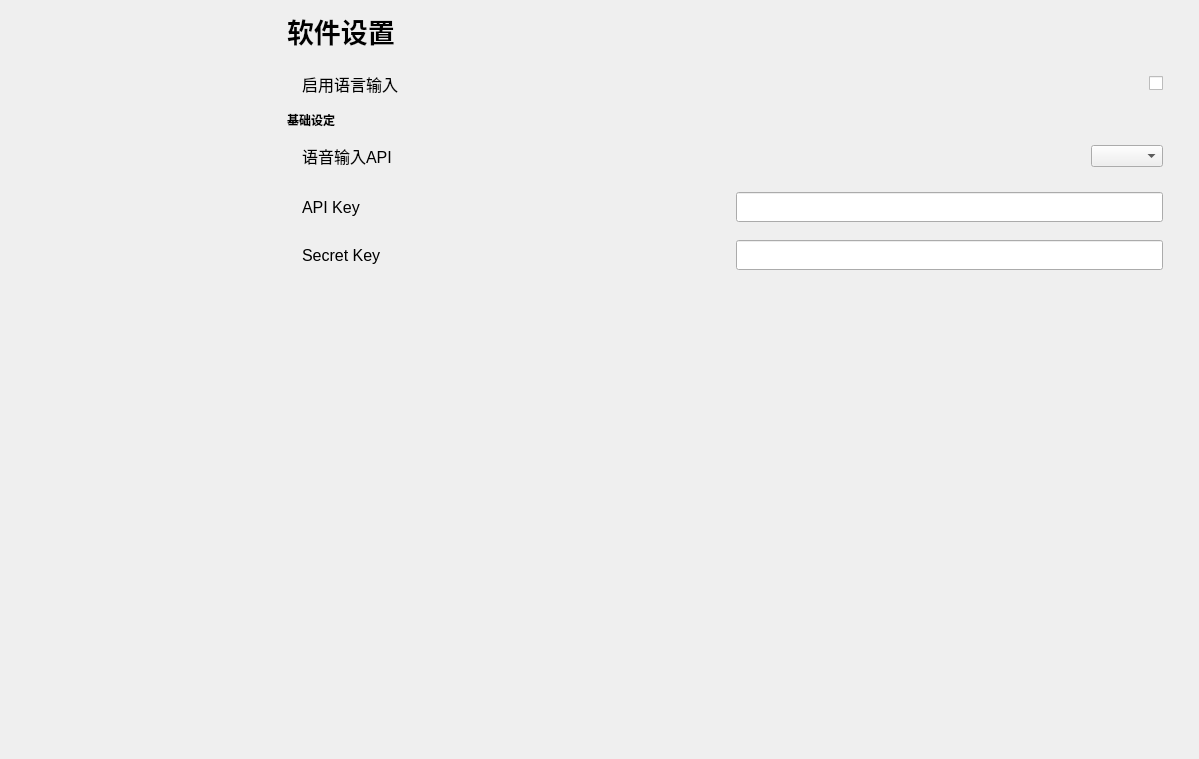
Zao-chen/ZcChat, file mainwindow.ui: the form before one commit.
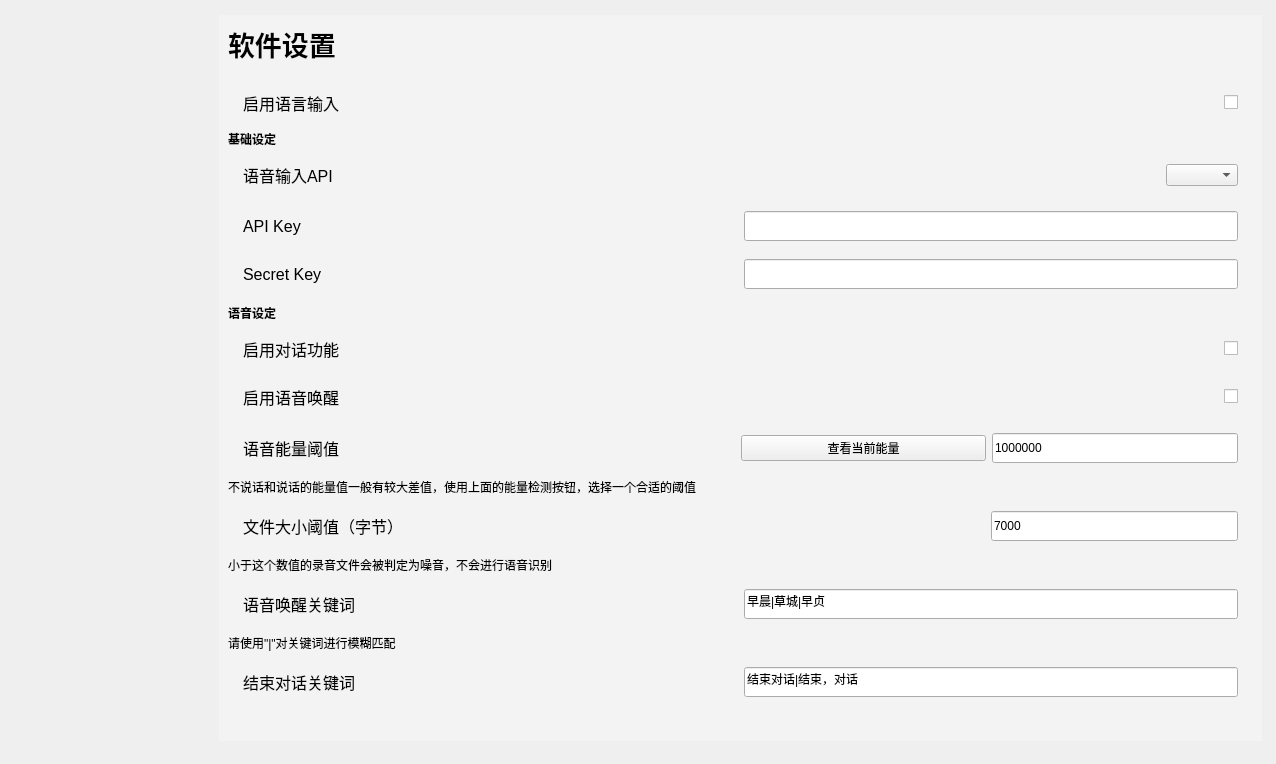
The form after the commit. The open tabs and pages were chosen to show the change. Custom widgets are drawn as their Qt base class.

Commit message: [feat] 设置界面添加滚动框

Diff of the .ui file:
```diff
--- a/mainwindow.ui
+++ b/mainwindow.ui
@@ -6,30 +6,45 @@
    <rect>
     <x>0</x>
     <y>0</y>
-    <width>1199</width>
-    <height>759</height>
+    <width>1276</width>
+    <height>764</height>
    </rect>
   </property>
   <property name="windowTitle">
    <string>ZcChat</string>
   </property>
   <layout class="QVBoxLayout" name="verticalLayout_7">
+   <property name="spacing">
+    <number>0</number>
+   </property>
+   <property name="leftMargin">
+    <number>0</number>
+   </property>
+   <property name="topMargin">
+    <number>10</number>
+   </property>
+   <property name="rightMargin">
+    <number>9</number>
+   </property>
+   <property name="bottomMargin">
+    <number>5</number>
+   </property>
    <item>
-    <layout class="QHBoxLayout" name="horizontalLayout" stretch="0,6">
+    <layout class="QHBoxLayout" name="horizontalLayout" stretch="1,5">
      <property name="spacing">
-      <number>0</number>
+      <number>5</number>
      </property>
      <property name="leftMargin">
-      <number>0</number>
+      <number>5</number>
      </property>
      <property name="topMargin">
-      <number>0</number>
+      <number>5</number>
      </property>
      <property name="rightMargin">
-      <number>0</number>
+      <number>5</number>
      </property>
      <property name="bottomMargin">
-      <number>0</number>
+      <number>5</number>
      </property>
      <item>
       <layout class="QVBoxLayout" name="verticalLayout_3" stretch="4">
@@ -61,19 +76,29 @@
       </layout>
      </item>
      <item>
+      <widget class="ElaScrollArea" name="scrollArea">
+       <property name="styleSheet">
+        <string notr="true">QScrollArea { border: none; }</string>
+       </property>
+       <property name="widgetResizable">
+        <bool>true</bool>
+       </property>
+       <widget class="QWidget" name="scrollAreaWidgetContents_2">
+        <property name="geometry">
+         <rect>
+          <x>0</x>
+          <y>0</y>
+          <width>1043</width>
+          <height>724</height>
+         </rect>
+        </property>
+        <property name="styleSheet">
+         <string notr="true">QWidget#scrollAreaWidgetContents_2 {
+    border: none;
+    background: #f3f3f3
+}</string>
+        </property>
       <layout class="QVBoxLayout" name="verticalLayout_2">
-       <property name="leftMargin">
-        <number>20</number>
-       </property>
-       <property name="topMargin">
-        <number>0</number>
-       </property>
-       <property name="rightMargin">
-        <number>10</number>
-       </property>
-       <property name="bottomMargin">
-        <number>2</number>
-       </property>
        <item>
         <widget class="ElaText" name="label_title">
          <property name="font">
@@ -1257,7 +1282,7 @@
           </layout>
          </widget>
          <widget class="QWidget" name="page_6">
-          <layout class="QVBoxLayout" name="verticalLayout_13" stretch="0,0,0,0,1">
+            <layout class="QVBoxLayout" name="verticalLayout_13" stretch="0,0,0,0,0,0,0,0,0,0,0,0,0,0,1">
            <property name="leftMargin">
             <number>0</number>
            </property>
@@ -1267,6 +1292,9 @@
            <property name="rightMargin">
             <number>0</number>
            </property>
+             <property name="bottomMargin">
+              <number>0</number>
+             </property>
            <item>
             <widget class="ElaScrollPageArea" name="widget_29" native="true">
              <layout class="QHBoxLayout" name="horizontalLayout_30" stretch="1,0">
@@ -1518,6 +1546,274 @@
              </widget>
             </widget>
            </item>
+             <item>
+              <widget class="QLabel" name="label_44">
+               <property name="font">
+                <font>
+                 <bold>true</bold>
+                </font>
+               </property>
+               <property name="text">
+                <string>语音设定</string>
+               </property>
+              </widget>
+             </item>
+             <item>
+              <widget class="ElaScrollPageArea" name="widget_32" native="true">
+               <layout class="QHBoxLayout" name="horizontalLayout_33" stretch="1,0">
+                <property name="leftMargin">
+                 <number>15</number>
+                </property>
+                <property name="rightMargin">
+                 <number>15</number>
+                </property>
+                <item>
+                 <widget class="ElaText" name="label_45">
+                  <property name="font">
+                   <font>
+                    <pointsize>12</pointsize>
+                   </font>
+                  </property>
+                  <property name="text">
+                   <string>启用对话功能</string>
+                  </property>
+                 </widget>
+                </item>
+                <item>
+                 <widget class="ElaCheckBox" name="checkBox_speechInput_enable_2">
+                  <property name="enabled">
+                   <bool>true</bool>
+                  </property>
+                  <property name="text">
+                   <string/>
+                  </property>
+                 </widget>
+                </item>
+               </layout>
+              </widget>
+             </item>
+             <item>
+              <widget class="ElaScrollPageArea" name="widget_33" native="true">
+               <layout class="QHBoxLayout" name="horizontalLayout_34" stretch="1,0">
+                <property name="leftMargin">
+                 <number>15</number>
+                </property>
+                <property name="rightMargin">
+                 <number>15</number>
+                </property>
+                <item>
+                 <widget class="ElaText" name="label_46">
+                  <property name="font">
+                   <font>
+                    <pointsize>12</pointsize>
+                   </font>
+                  </property>
+                  <property name="text">
+                   <string>启用语音唤醒</string>
+                  </property>
+                 </widget>
+                </item>
+                <item>
+                 <widget class="ElaCheckBox" name="checkBox_speechInput_enable_3">
+                  <property name="enabled">
+                   <bool>true</bool>
+                  </property>
+                  <property name="text">
+                   <string/>
+                  </property>
+                 </widget>
+                </item>
+               </layout>
+              </widget>
+             </item>
+             <item>
+              <widget class="ElaScrollPageArea" name="widget_26" native="true">
+               <layout class="QHBoxLayout" name="horizontalLayout_27" stretch="2,1,1">
+                <property name="leftMargin">
+                 <number>15</number>
+                </property>
+                <property name="rightMargin">
+                 <number>15</number>
+                </property>
+                <item>
+                 <widget class="ElaText" name="label_36">
+                  <property name="font">
+                   <font>
+                    <pointsize>12</pointsize>
+                   </font>
+                  </property>
+                  <property name="text">
+                   <string>语音能量阈值</string>
+                  </property>
+                 </widget>
+                </item>
+                <item>
+                 <widget class="ElaPushButton" name="pushButton_speechInput_nowEnergy">
+                  <property name="text">
+                   <string>查看当前能量</string>
+                  </property>
+                 </widget>
+                </item>
+                <item>
+                 <widget class="ElaLineEdit" name="lineEdit_speechInput_url_2">
+                  <property name="minimumSize">
+                   <size>
+                    <width>0</width>
+                    <height>30</height>
+                   </size>
+                  </property>
+                  <property name="text">
+                   <string>1000000</string>
+                  </property>
+                  <property name="alignment">
+                   <set>Qt::AlignmentFlag::AlignLeading|Qt::AlignmentFlag::AlignLeft|Qt::AlignmentFlag::AlignVCenter</set>
+                  </property>
+                 </widget>
+                </item>
+               </layout>
+              </widget>
+             </item>
+             <item>
+              <widget class="QLabel" name="label_31">
+               <property name="text">
+                <string>不说话和说话的能量值一般有较大差值，使用上面的能量检测按钮，选择一个合适的阈值</string>
+               </property>
+              </widget>
+             </item>
+             <item>
+              <widget class="ElaScrollPageArea" name="widget_27" native="true">
+               <layout class="QHBoxLayout" name="horizontalLayout_28" stretch="3,1">
+                <property name="leftMargin">
+                 <number>15</number>
+                </property>
+                <property name="rightMargin">
+                 <number>15</number>
+                </property>
+                <item>
+                 <widget class="ElaText" name="label_37">
+                  <property name="font">
+                   <font>
+                    <pointsize>12</pointsize>
+                   </font>
+                  </property>
+                  <property name="text">
+                   <string>文件大小阈值（字节）</string>
+                  </property>
+                 </widget>
+                </item>
+                <item>
+                 <widget class="ElaLineEdit" name="lineEdit_speechInput_url_3">
+                  <property name="minimumSize">
+                   <size>
+                    <width>0</width>
+                    <height>30</height>
+                   </size>
+                  </property>
+                  <property name="text">
+                   <string>7000</string>
+                  </property>
+                  <property name="alignment">
+                   <set>Qt::AlignmentFlag::AlignLeading|Qt::AlignmentFlag::AlignLeft|Qt::AlignmentFlag::AlignVCenter</set>
+                  </property>
+                 </widget>
+                </item>
+               </layout>
+              </widget>
+             </item>
+             <item>
+              <widget class="QLabel" name="label_33">
+               <property name="text">
+                <string>小于这个数值的录音文件会被判定为噪音，不会进行语音识别</string>
+               </property>
+              </widget>
+             </item>
+             <item>
+              <widget class="ElaScrollPageArea" name="widget_34" native="true">
+               <layout class="QHBoxLayout" name="horizontalLayout_35" stretch="2,2">
+                <property name="leftMargin">
+                 <number>15</number>
+                </property>
+                <property name="rightMargin">
+                 <number>15</number>
+                </property>
+                <item>
+                 <widget class="ElaText" name="label_39">
+                  <property name="font">
+                   <font>
+                    <pointsize>12</pointsize>
+                   </font>
+                  </property>
+                  <property name="text">
+                   <string>语音唤醒关键词</string>
+                  </property>
+                 </widget>
+                </item>
+                <item>
+                 <widget class="ElaLineEdit" name="lineEdit_speechInput_url_4">
+                  <property name="minimumSize">
+                   <size>
+                    <width>0</width>
+                    <height>30</height>
+                   </size>
+                  </property>
+                  <property name="text">
+                   <string>早晨|草城|早贞</string>
+                  </property>
+                  <property name="alignment">
+                   <set>Qt::AlignmentFlag::AlignLeading|Qt::AlignmentFlag::AlignLeft|Qt::AlignmentFlag::AlignVCenter</set>
+                  </property>
+                 </widget>
+                </item>
+               </layout>
+              </widget>
+             </item>
+             <item>
+              <widget class="QLabel" name="label_34">
+               <property name="text">
+                <string>请使用&quot;|&quot;对关键词进行模糊匹配</string>
+               </property>
+              </widget>
+             </item>
+             <item>
+              <widget class="ElaScrollPageArea" name="widget_35" native="true">
+               <layout class="QHBoxLayout" name="horizontalLayout_36" stretch="2,2">
+                <property name="leftMargin">
+                 <number>15</number>
+                </property>
+                <property name="rightMargin">
+                 <number>15</number>
+                </property>
+                <item>
+                 <widget class="ElaText" name="label_47">
+                  <property name="font">
+                   <font>
+                    <pointsize>12</pointsize>
+                   </font>
+                  </property>
+                  <property name="text">
+                   <string>结束对话关键词</string>
+                  </property>
+                 </widget>
+                </item>
+                <item>
+                 <widget class="ElaLineEdit" name="lineEdit_speechInput_url_5">
+                  <property name="minimumSize">
+                   <size>
+                    <width>0</width>
+                    <height>30</height>
+                   </size>
+                  </property>
+                  <property name="text">
+                   <string>结束对话|结束，对话</string>
+                  </property>
+                  <property name="alignment">
+                   <set>Qt::AlignmentFlag::AlignLeading|Qt::AlignmentFlag::AlignLeft|Qt::AlignmentFlag::AlignVCenter</set>
+                  </property>
+                 </widget>
+                </item>
+               </layout>
+              </widget>
+             </item>
            <item>
             <spacer name="verticalSpacer_7">
              <property name="orientation">
@@ -1526,7 +1822,7 @@
              <property name="sizeHint" stdset="0">
               <size>
                <width>20</width>
-               <height>477</height>
+                 <height>0</height>
               </size>
              </property>
             </spacer>
@@ -1536,11 +1832,18 @@
         </widget>
        </item>
       </layout>
+       </widget>
+      </widget>
      </item>
     </layout>
    </item>
    <item>
     <widget class="QLabel" name="label_mainMessage">
+     <property name="font">
+      <font>
+       <pointsize>8</pointsize>
+      </font>
+     </property>
      <property name="text">
       <string/>
      </property>
@@ -1593,6 +1896,12 @@
    <extends>QPushButton</extends>
    <header location="global">elapushbutton.h</header>
   </customwidget>
+  <customwidget>
+   <class>ElaScrollArea</class>
+   <extends>QScrollArea</extends>
+   <header>elascrollarea.h</header>
+   <container>1</container>
+  </customwidget>
  </customwidgets>
  <resources/>
  <connections/>
```
Left out of the diff: 6 changed lines with no effect on the pictures. Lines whose indentation alone changed are shown as unchanged.
